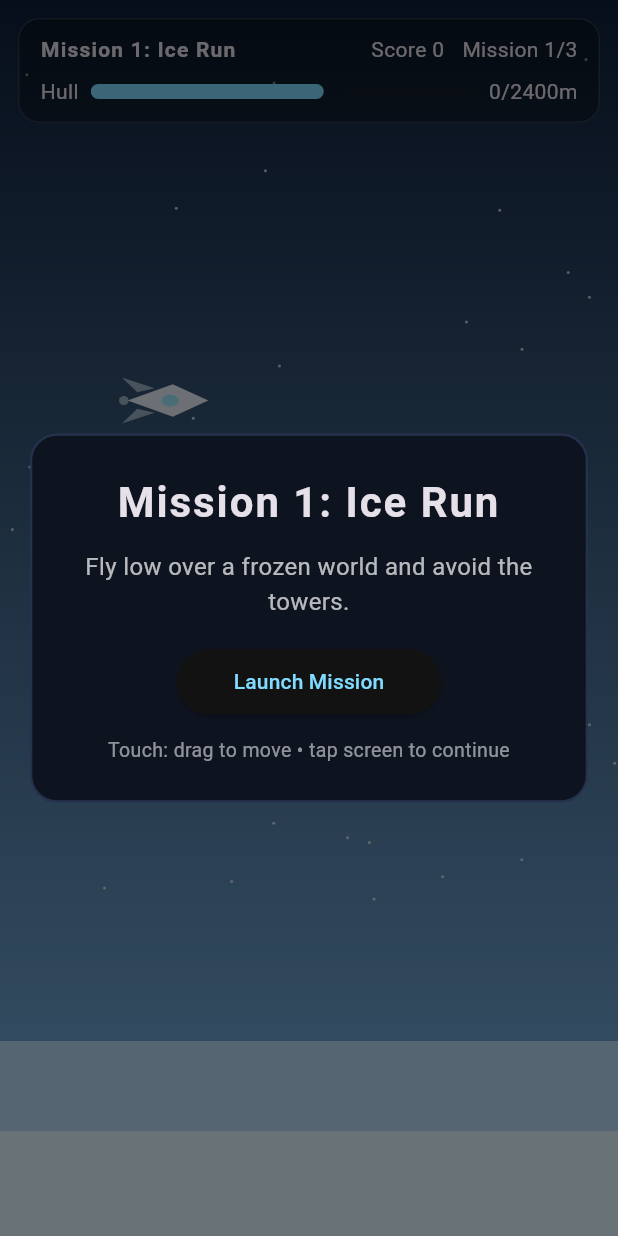
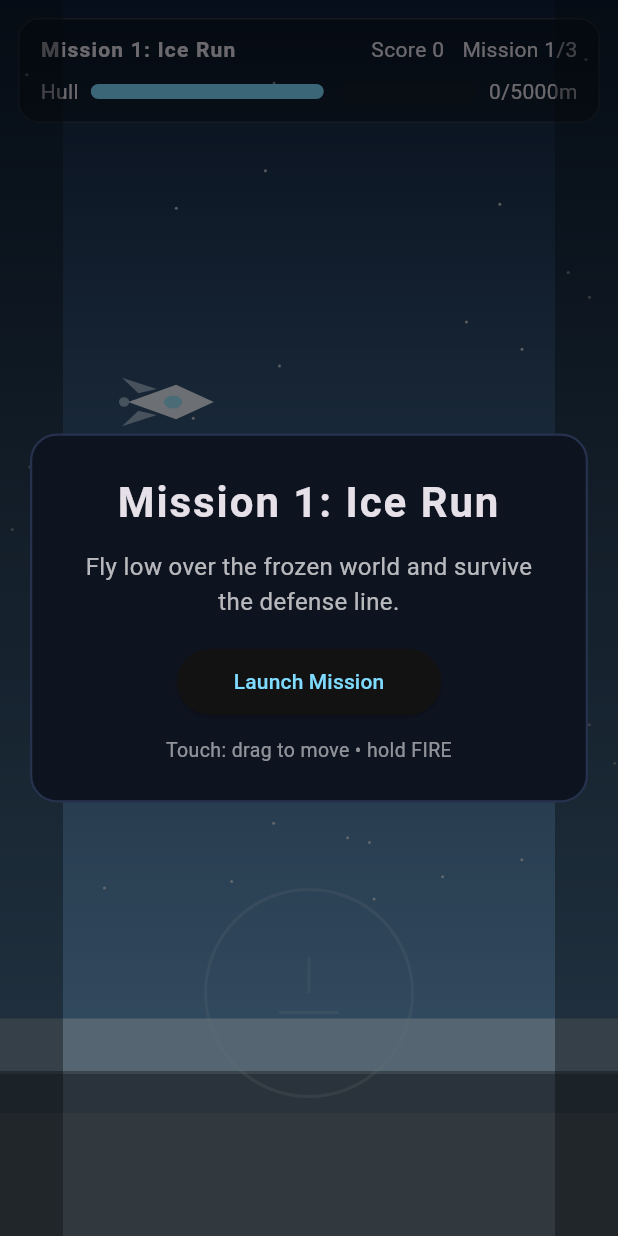
Before and after one commit to JvSlice/Flight_Fight, a Flutter app: the screen it shows after launch, after a tap on "Launch Game", on a phone screen of 412 x 824 dp. Run offline on Flutter 3.47's test engine with Material 3 defaults, Android fonts, the phone set to English and light mode, and no system bars.

Commit message:
Update empire_flight_game.dart

```diff
--- a/lib/game/empire_flight_game.dart
+++ b/lib/game/empire_flight_game.dart
@@ -74,7 +74,7 @@ class _Bullet {
   _Bullet({
     required this.x,
     required this.y,
-    this.w = 18,
+    this.w = 20,
     this.h = 4,
     this.active = true,
   });
@@ -109,26 +109,23 @@ class _EmpireFlightGameState extends State<EmpireFlightGame> {
   int health = 100;
   double distance = 0;
   double spawnTimer = 0;
+  double fireCooldown = 0;
 
-  // Player
   double playerX = 80;
   double playerY = 250;
-  final double playerW = 64;
-  final double playerH = 34;
+  final double playerW = 68;
+  final double playerH = 36;
 
-  // Input
   bool leftPressed = false;
   bool rightPressed = false;
   bool upPressed = false;
   bool downPressed = false;
   bool firePressed = false;
 
-  // World
   final List<_Obstacle> obstacles = [];
   final List<_Bullet> bullets = [];
   final List<_Star> stars = [];
 
-  // Track playable area
   Size _playSize = const Size(1000, 600);
 
   @override
@@ -138,7 +135,7 @@ class _EmpireFlightGameState extends State<EmpireFlightGame> {
     missions = const [
       _MissionData(
         name: 'Mission 1: Ice Run',
-        subtitle: 'Fly low over a frozen world and avoid the towers.',
+        subtitle: 'Fly low over the frozen world and survive the defense line.',
         bgTop: Color(0xFF0E1F39),
         bgBottom: Color(0xFF7DB8E8),
         accent: Color(0xFFD9F3FF),
@@ -146,8 +143,8 @@ class _EmpireFlightGameState extends State<EmpireFlightGame> {
           Color(0xFFB7D9F3),
           Color(0xFFDFF5FF),
         ],
-        goalDistance: 2400,
-        baseSpeed: 300,
+        goalDistance: 5000,
+        baseSpeed: 210,
         spawnRate: 0.95,
       ),
       _MissionData(
@@ -160,9 +157,9 @@ class _EmpireFlightGameState extends State<EmpireFlightGame> {
           Color(0xFF29452C),
           Color(0xFF1D341F),
         ],
-        goalDistance: 3000,
-        baseSpeed: 340,
-        spawnRate: 0.80,
+        goalDistance: 6000,
+        baseSpeed: 230,
+        spawnRate: 0.82,
       ),
       _MissionData(
         name: 'Mission 3: Desert Run',
@@ -174,14 +171,12 @@ class _EmpireFlightGameState extends State<EmpireFlightGame> {
           Color(0xFFC78A4B),
           Color(0xFF9A6536),
         ],
-        goalDistance: 3600,
-        baseSpeed: 380,
-        spawnRate: 0.68,
+        goalDistance: 7000,
+        baseSpeed: 250,
+        spawnRate: 0.72,
       ),
     ];
 
-    // HACKABLE NOTE:
-    // Stars are just lightweight background motion to give speed feeling.
     for (int i = 0; i < 60; i++) {
       stars.add(
         _Star(
@@ -213,7 +208,7 @@ class _EmpireFlightGameState extends State<EmpireFlightGame> {
 
   double get difficultyScale {
     final pct = distance / mission.goalDistance;
-    return 1.0 + pct.clamp(0.0, 1.0) * 0.9;
+    return 1.0 + pct.clamp(0.0, 1.0) * 0.45;
   }
 
   double get worldSpeed => mission.baseSpeed * difficultyScale;
@@ -253,6 +248,7 @@ class _EmpireFlightGameState extends State<EmpireFlightGame> {
 
     distance = 0;
     spawnTimer = 0;
+    fireCooldown = 0;
     obstacles.clear();
     bullets.clear();
 
@@ -270,6 +266,10 @@ class _EmpireFlightGameState extends State<EmpireFlightGame> {
 
     _updateStars(dt);
 
+    if (fireCooldown > 0) {
+      fireCooldown -= dt;
+    }
+
     if (phase != _GamePhase.playing) {
       setState(() {});
       return;
@@ -285,7 +285,7 @@ class _EmpireFlightGameState extends State<EmpireFlightGame> {
     distance += worldSpeed * dt;
 
     if (distance >= mission.goalDistance) {
-      score += 1000 + missionIndex * 500;
+      score += 1200 + missionIndex * 500;
       if (missionIndex >= missions.length - 1) {
         phase = _GamePhase.victory;
       } else {
@@ -305,13 +305,13 @@ class _EmpireFlightGameState extends State<EmpireFlightGame> {
       s.x -= s.speed * dt;
       if (s.x < -4) {
         s.x = _playSize.width + rng.nextDouble() * 40;
-        s.y = rng.nextDouble() * (_playSize.height * 0.7);
+        s.y = rng.nextDouble() * (_playSize.height * 0.68);
       }
     }
   }
 
   void _handleInput(double dt) {
-    const moveSpeed = 340.0;
+    const moveSpeed = 300.0;
 
     if (leftPressed) playerX -= moveSpeed * dt;
     if (rightPressed) playerX += moveSpeed * dt;
@@ -325,7 +325,7 @@ class _EmpireFlightGameState extends State<EmpireFlightGame> {
     final minX = 20.0;
     final maxX = max(20.0, _playSize.width - playerW - 20.0);
     final minY = 70.0;
-    final maxY = max(70.0, _playSize.height - playerH - 80.0);
+    final maxY = max(70.0, _playSize.height - playerH - 110.0);
 
     playerX = playerX.clamp(minX, maxX);
     playerY = playerY.clamp(minY, maxY);
@@ -333,20 +333,20 @@ class _EmpireFlightGameState extends State<EmpireFlightGame> {
 
   void _spawnObstacles(double dt) {
     spawnTimer += dt;
-    final delay = max(0.28, mission.spawnRate / difficultyScale);
+    final delay = max(0.30, mission.spawnRate / difficultyScale);
 
     if (spawnTimer < delay) return;
     spawnTimer = 0;
 
-    final isEnemy = rng.nextDouble() < 0.35;
-    final laneY = 90 + rng.nextDouble() * max(120.0, _playSize.height - 180.0);
+    final isEnemy = rng.nextDouble() < 0.45;
+    final laneY = 90 + rng.nextDouble() * max(120.0, _playSize.height - 220.0);
 
     if (isEnemy) {
       obstacles.add(
         _Obstacle(
           x: _playSize.width + 40,
           y: laneY,
-          w: 44,
+          w: 46,
           h: 28,
           color: const Color(0xFFE16A6A),
           isEnemy: true,
@@ -358,9 +358,9 @@ class _EmpireFlightGameState extends State<EmpireFlightGame> {
           obstacles.add(
             _Obstacle(
               x: _playSize.width + 40,
-              y: laneY - 30,
+              y: laneY - 35,
               w: 28,
-              h: 120,
+              h: 130,
               color: const Color(0xFFD7F2FF),
               isEnemy: false,
             ),
@@ -370,9 +370,9 @@ class _EmpireFlightGameState extends State<EmpireFlightGame> {
           obstacles.add(
             _Obstacle(
               x: _playSize.width + 40,
-              y: laneY - 45,
-              w: 36,
-              h: 150,
+              y: laneY - 48,
+              w: 38,
+              h: 160,
               color: const Color(0xFF5F3C22),
               isEnemy: false,
             ),
@@ -382,9 +382,9 @@ class _EmpireFlightGameState extends State<EmpireFlightGame> {
           obstacles.add(
             _Obstacle(
               x: _playSize.width + 40,
-              y: laneY - 35,
-              w: 40,
-              h: 110,
+              y: laneY - 40,
+              w: 42,
+              h: 125,
               color: const Color(0xFFB97B47),
               isEnemy: false,
             ),
@@ -396,7 +396,7 @@ class _EmpireFlightGameState extends State<EmpireFlightGame> {
 
   void _updateObstacles(double dt) {
     for (final o in obstacles) {
-      o.x -= worldSpeed * dt * (o.isEnemy ? 1.12 : 1.0);
+      o.x -= worldSpeed * dt * (o.isEnemy ? 1.08 : 1.0);
     }
   }
 
@@ -417,7 +417,7 @@ class _EmpireFlightGameState extends State<EmpireFlightGame> {
 
       if (o.rect.overlaps(pRect)) {
         o.active = false;
-        health -= o.isEnemy ? 18 : 24;
+        health -= o.isEnemy ? 16 : 24;
       }
 
       for (final b in bullets) {
@@ -426,7 +426,7 @@ class _EmpireFlightGameState extends State<EmpireFlightGame> {
         if (b.rect.overlaps(o.rect)) {
           b.active = false;
           o.active = false;
-          score += o.isEnemy ? 125 : 35;
+          score += o.isEnemy ? 130 : 40;
         }
       }
 
@@ -444,18 +444,18 @@ class _EmpireFlightGameState extends State<EmpireFlightGame> {
 
   void _fire() {
     // HACKABLE NOTE:
-    // This caps bullet spam to keep the game lightweight and readable.
-    if (bullets.length > 6) return;
+    // Lower this for faster fire rate. Raise bullet cap for more spam.
+    if (fireCooldown > 0) return;
+    if (bullets.length > 10) return;
 
-    final newBullet = _Bullet(
-      x: playerX + playerW - 2,
-      y: playerY + playerH / 2 - 2,
+    bullets.add(
+      _Bullet(
+        x: playerX + playerW - 4,
+        y: playerY + playerH / 2 - 2,
+      ),
     );
 
-    final tooClose = bullets.any((b) => (b.x - newBullet.x).abs() < 28);
-    if (!tooClose) {
-      bullets.add(newBullet);
-    }
+    fireCooldown = 0.12;
   }
 
   void _startMission() {
@@ -597,7 +597,6 @@ class _EmpireFlightGameState extends State<EmpireFlightGame> {
                     ),
                   ),
 
-                  // Background stars
                   ...stars.map(
                     (s) => Positioned(
                       left: s.x,
@@ -613,34 +612,21 @@ class _EmpireFlightGameState extends State<EmpireFlightGame> {
                     ),
                   ),
 
-                  // Terrain bands
                   Positioned(
                     left: 0,
                     right: 0,
                     bottom: 0,
-                    height: 130,
+                    height: 145,
                     child: Container(color: mission.terrainColors[0]),
                   ),
                   Positioned(
                     left: 0,
                     right: 0,
                     bottom: 0,
-                    height: 70,
+                    height: 82,
                     child: Container(color: mission.terrainColors[1]),
                   ),
 
-                  // Player ship
-                  Positioned(
-                    left: playerX,
-                    top: playerY,
-                    child: _ShipWidget(
-                      width: playerW,
-                      height: playerH,
-                      accent: mission.accent,
-                    ),
-                  ),
-
-                  // Obstacles and enemies
                   ...obstacles.map((o) {
                     return Positioned(
                       left: o.x,
@@ -651,7 +637,6 @@ class _EmpireFlightGameState extends State<EmpireFlightGame> {
                     );
                   }),
 
-                  // Bullets
                   ...bullets.map(
                     (b) => Positioned(
                       left: b.x,
@@ -673,7 +658,16 @@ class _EmpireFlightGameState extends State<EmpireFlightGame> {
                     ),
                   ),
 
-                  // HUD
+                  Positioned(
+                    left: playerX,
+                    top: playerY,
+                    child: _ShipWidget(
+                      width: playerW,
+                      height: playerH,
+                      accent: mission.accent,
+                    ),
+                  ),
+
                   Positioned(
                     left: 12,
                     right: 12,
@@ -752,7 +746,89 @@ class _EmpireFlightGameState extends State<EmpireFlightGame> {
                     ),
                   ),
 
-                  // Overlay screens
+                  // Cockpit frame
+                  IgnorePointer(
+                    child: Positioned.fill(
+                      child: Stack(
+                        children: [
+                          Positioned(
+                            left: 0,
+                            right: 0,
+                            bottom: 0,
+                            height: 110,
+                            child: Container(
+                              decoration: BoxDecoration(
+                                color: const Color(0x88081118),
+                                border: Border(
+                                  top: BorderSide(
+                                    color: mission.accent.withOpacity(0.28),
+                                    width: 2,
+                                  ),
+                                ),
+                              ),
+                            ),
+                          ),
+                          Positioned(
+                            left: 0,
+                            top: 0,
+                            bottom: 0,
+                            width: 42,
+                            child: Container(color: const Color(0x66081118)),
+                          ),
+                          Positioned(
+                            right: 0,
+                            top: 0,
+                            bottom: 0,
+                            width: 42,
+                            child: Container(color: const Color(0x66081118)),
+                          ),
+                          Positioned(
+                            left: 0,
+                            right: 0,
+                            bottom: 92,
+                            child: Center(
+                              child: Container(
+                                width: 140,
+                                height: 140,
+                                decoration: BoxDecoration(
+                                  shape: BoxShape.circle,
+                                  border: Border.all(
+                                    color: mission.accent.withOpacity(0.18),
+                                    width: 2,
+                                  ),
+                                ),
+                              ),
+                            ),
+                          ),
+                          Positioned(
+                            left: 0,
+                            right: 0,
+                            bottom: 162,
+                            child: Center(
+                              child: Container(
+                                width: 2,
+                                height: 24,
+                                color: mission.accent.withOpacity(0.18),
+                              ),
+                            ),
+                          ),
+                          Positioned(
+                            left: 0,
+                            right: 0,
+                            bottom: 148,
+                            child: Center(
+                              child: Container(
+                                width: 40,
+                                height: 2,
+                                color: mission.accent.withOpacity(0.18),
+                              ),
+                            ),
+                          ),
+                        ],
+                      ),
+                    ),
+                  ),
+
                   if (phase != _GamePhase.playing)
                     Positioned.fill(
                       child: Container(
@@ -806,8 +882,8 @@ class _EmpireFlightGameState extends State<EmpireFlightGame> {
                                   const SizedBox(height: 12),
                                   Text(
                                     isCompact
-                                        ? 'Touch: drag to move • tap screen to continue'
-                                        : 'Move: WASD / Arrows • Fire: Space • Enter: Continue • R: Restart',
+                                        ? 'Touch: drag to move • hold FIRE'
+                                        : 'Move: WASD / Arrows • Hold Space to fire • Enter to continue • R to restart',
                                     textAlign: TextAlign.center,
                                     style: const TextStyle(
                                       fontSize: 13,
@@ -822,20 +898,36 @@ class _EmpireFlightGameState extends State<EmpireFlightGame> {
                       ),
                     ),
 
-                  // Mobile fire button
                   if (isCompact && phase == _GamePhase.playing)
                     Positioned(
                       right: 20,
-                      bottom: 24,
+                      bottom: 20,
                       child: SafeArea(
                         child: GestureDetector(
-                          onTap: _fire,
+                          onTapDown: (_) {
+                            setState(() {
+                              firePressed = true;
+                            });
+                            _fire();
+                          },
+                          onTapUp: (_) {
+                            setState(() {
+                              firePressed = false;
+                            });
+                          },
+                          onTapCancel: () {
+                            setState(() {
+                              firePressed = false;
+                            });
+                          },
                           child: Container(
-                            width: 92,
-                            height: 92,
+                            width: 96,
+                            height: 96,
                             decoration: BoxDecoration(
                               shape: BoxShape.circle,
-                              color: const Color(0x33FFC857),
+                              color: firePressed
+                                  ? const Color(0x66FFC857)
+                                  : const Color(0x33FFC857),
                               border: Border.all(
                                 color: const Color(0xAAFFC857),
                                 width: 2,
```
